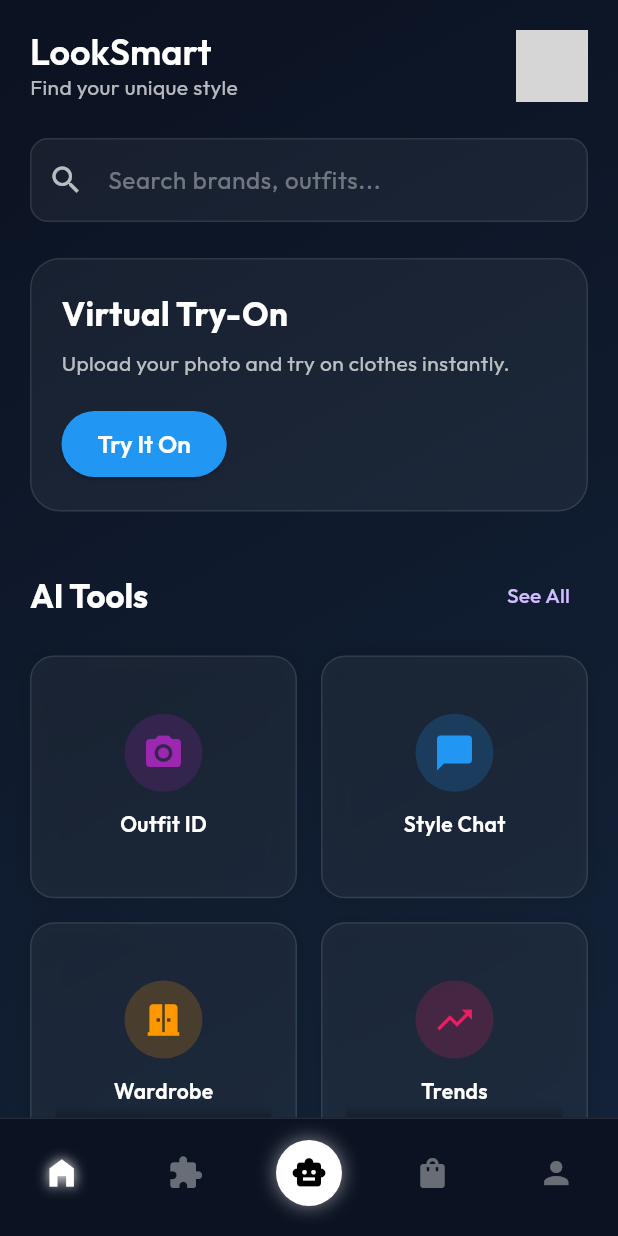
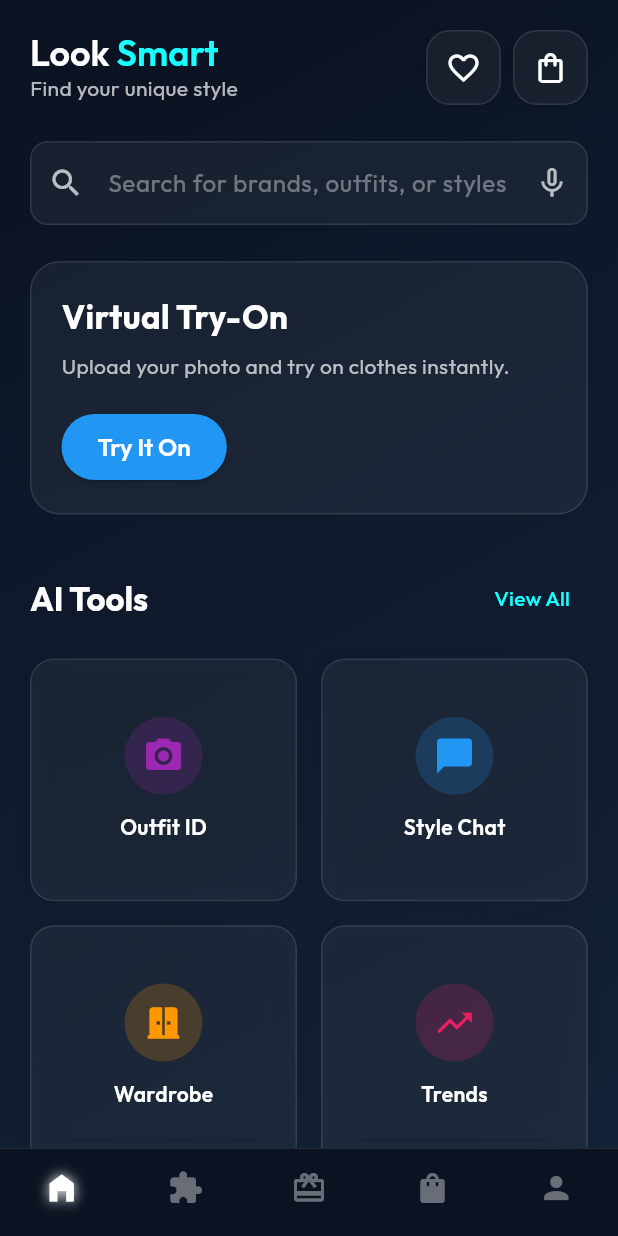
Before and after one commit to vedantyengul28/advisor_app, a Flutter app: the MainScreen screen opened directly, on a phone screen of 412 x 824 dp. Run offline on Flutter 3.47's test engine with Material 3 defaults, Android fonts, the phone set to English and light mode, and no system bars; our stand-ins replace cloud_firestore, firebase_auth, firebase_core, firebase_storage, google_fonts, image_picker and 1 more; accounts and stored records are empty; network calls fail; grey boxes are pictures that could not be loaded.

Commit message:
homepage chnaged

```diff
--- a/lib/presentation/screens/home_screen.dart
+++ b/lib/presentation/screens/home_screen.dart
@@ -41,9 +41,23 @@ class HomeScreen extends StatelessWidget {
                     Column(
                       crossAxisAlignment: CrossAxisAlignment.start,
                       children: [
-                        Text(
-                          'LookSmart',
-                          style: Theme.of(context).textTheme.displayMedium,
+                        RichText(
+                          text: TextSpan(
+                            children: [
+                              TextSpan(
+                                text: 'Look',
+                                style: Theme.of(context).textTheme.displayMedium,
+                              ),
+                              TextSpan(
+                                text: ' ',
+                                style: Theme.of(context).textTheme.displayMedium,
+                              ),
+                              TextSpan(
+                                text: 'Smart',
+                                style: Theme.of(context).textTheme.displayMedium?.copyWith(color: Colors.cyanAccent),
+                              ),
+                            ],
+                          ),
                         ),
                         Text(
                           'Find your unique style',
@@ -51,10 +65,33 @@ class HomeScreen extends StatelessWidget {
                         ),
                       ],
                     ),
-                    const CircleAvatar(
-                      backgroundImage: NetworkImage('https://i.pravatar.cc/150?img=12'), // Placeholder
-                      radius: 24,
-                    )
+                    Row(
+                      children: [
+                        GlassContainer(
+                          onTap: () async {
+                            final uid = Provider.of<AuthService>(context, listen: false).currentUser?.uid;
+                            if (uid == null) return;
+                            await HistoryService().logNavigation(uid, 'favorites');
+                            ScaffoldMessenger.of(context).showSnackBar(const SnackBar(content: Text('Favorites')));
+                          },
+                          padding: const EdgeInsets.all(12),
+                          borderRadius: 16,
+                          child: const Icon(Icons.favorite_border, color: Colors.white),
+                        ),
+                        const SizedBox(width: 8),
+                        GlassContainer(
+                          onTap: () async {
+                            final uid = Provider.of<AuthService>(context, listen: false).currentUser?.uid;
+                            if (uid == null) return;
+                            await HistoryService().logNavigation(uid, 'cart');
+                            Navigator.push(context, MaterialPageRoute(builder: (_) => const OrdersScreen()));
+                          },
+                          padding: const EdgeInsets.all(12),
+                          borderRadius: 16,
+                          child: const Icon(Icons.shopping_bag_outlined, color: Colors.white),
+                        ),
+                      ],
+                    ),
                   ],
                 ),
                 const SizedBox(height: 24),
@@ -62,8 +99,21 @@ class HomeScreen extends StatelessWidget {
                 // Search Bar
                 CustomTextField(
                   controller: searchController,
-                  hintText: 'Search brands, outfits...',
+                  hintText: 'Search for brands, outfits, or styles',
                   prefixIcon: Icons.search,
+                  suffixIcon: Icons.mic_none,
+                  onSuffixTap: () async {
+                    final uid = Provider.of<AuthService>(context, listen: false).currentUser?.uid;
+                    if (uid == null) return;
+                    await HistoryService().logEvent(uid, 'home_search', {'type': 'voice'});
+                    ScaffoldMessenger.of(context).showSnackBar(const SnackBar(content: Text('Voice search coming soon')));
+                  },
+                  onSubmitted: (q) async {
+                    final uid = Provider.of<AuthService>(context, listen: false).currentUser?.uid;
+                    if (uid == null) return;
+                    await HistoryService().logEvent(uid, 'home_search', {'type': 'text', 'q': q});
+                    ScaffoldMessenger.of(context).showSnackBar(SnackBar(content: Text('Searching: $q')));
+                  },
                 ),
                 const SizedBox(height: 24),
 
@@ -100,7 +150,7 @@ class HomeScreen extends StatelessWidget {
                         await HistoryService().logNavigation(uid, 'ai_tools_see_all');
                         Navigator.push(context, MaterialPageRoute(builder: (_) => const AIToolsScreen()));
                       },
-                      child: const Text('See All'),
+                      child: const Text('View All', style: TextStyle(color: Colors.cyanAccent)),
                     ),
                   ],
                 ),
--- a/lib/presentation/screens/main_screen.dart
+++ b/lib/presentation/screens/main_screen.dart
@@ -19,7 +19,7 @@ class _MainScreenState extends State<MainScreen> {
   final List<Widget> _screens = [
     const HomeScreen(),
     const AIToolsScreen(),
-    const ChatScreen(),
+    const OrdersScreen(),
     const OrdersScreen(),
     const ProfileScreen(),
   ];
@@ -91,22 +91,10 @@ class _MainScreenState extends State<MainScreen> {
                   activeIcon: Icon(Icons.extension, shadows: [Shadow(color: Colors.white, blurRadius: 10)]),
                   label: 'Tools',
                 ),
-                BottomNavigationBarItem(
-                  icon: Container(
-                    padding: const EdgeInsets.all(10),
-                    decoration: BoxDecoration(
-                      color: Colors.white,
-                      shape: BoxShape.circle,
-                      boxShadow: [
-                        BoxShadow(
-                          color: Colors.white.withOpacity(0.5),
-                          blurRadius: 10,
-                        )
-                      ],
-                    ),
-                    child: const Icon(Icons.smart_toy, color: Colors.black),
-                  ),
-                  label: 'AI',
+                const BottomNavigationBarItem(
+                  icon: Icon(Icons.card_giftcard),
+                  activeIcon: Icon(Icons.card_giftcard, shadows: [Shadow(color: Colors.white, blurRadius: 10)]),
+                  label: 'Rewards',
                 ),
                 const BottomNavigationBarItem(
                   icon: Icon(Icons.shopping_bag),
--- a/lib/presentation/widgets/custom_text_field.dart
+++ b/lib/presentation/widgets/custom_text_field.dart
@@ -3,15 +3,21 @@ import 'package:flutter/material.dart';
 class CustomTextField extends StatelessWidget {
   final String hintText;
   final IconData? prefixIcon;
+  final IconData? suffixIcon;
+  final VoidCallback? onSuffixTap;
   final bool obscureText;
   final TextEditingController? controller;
+  final Function(String)? onSubmitted;
 
   const CustomTextField({
     super.key,
     required this.hintText,
     this.prefixIcon,
+    this.suffixIcon,
+    this.onSuffixTap,
     this.obscureText = false,
     this.controller,
+    this.onSubmitted,
   });
 
   @override
@@ -20,9 +26,16 @@ class CustomTextField extends StatelessWidget {
       controller: controller,
       obscureText: obscureText,
       style: const TextStyle(color: Colors.white),
+      onSubmitted: onSubmitted,
       decoration: InputDecoration(
         hintText: hintText,
         prefixIcon: prefixIcon != null ? Icon(prefixIcon, color: Colors.white70) : null,
+        suffixIcon: suffixIcon != null
+            ? InkWell(
+                onTap: onSuffixTap,
+                child: Icon(suffixIcon, color: Colors.white70),
+              )
+            : null,
       ),
     );
   }
```
